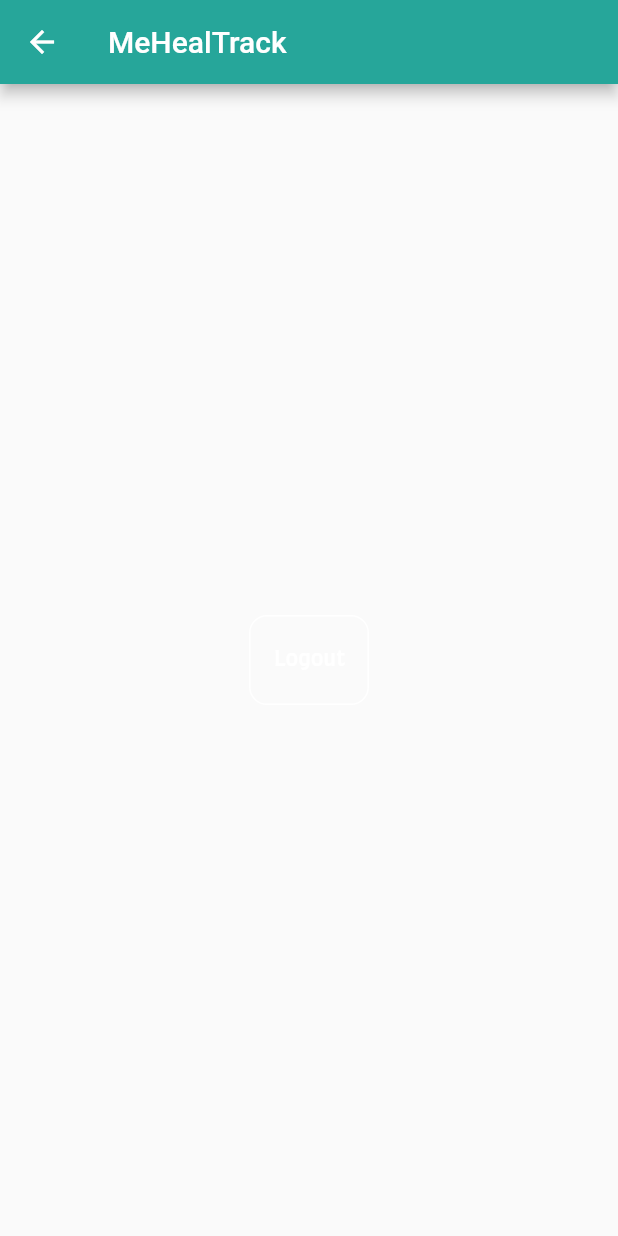
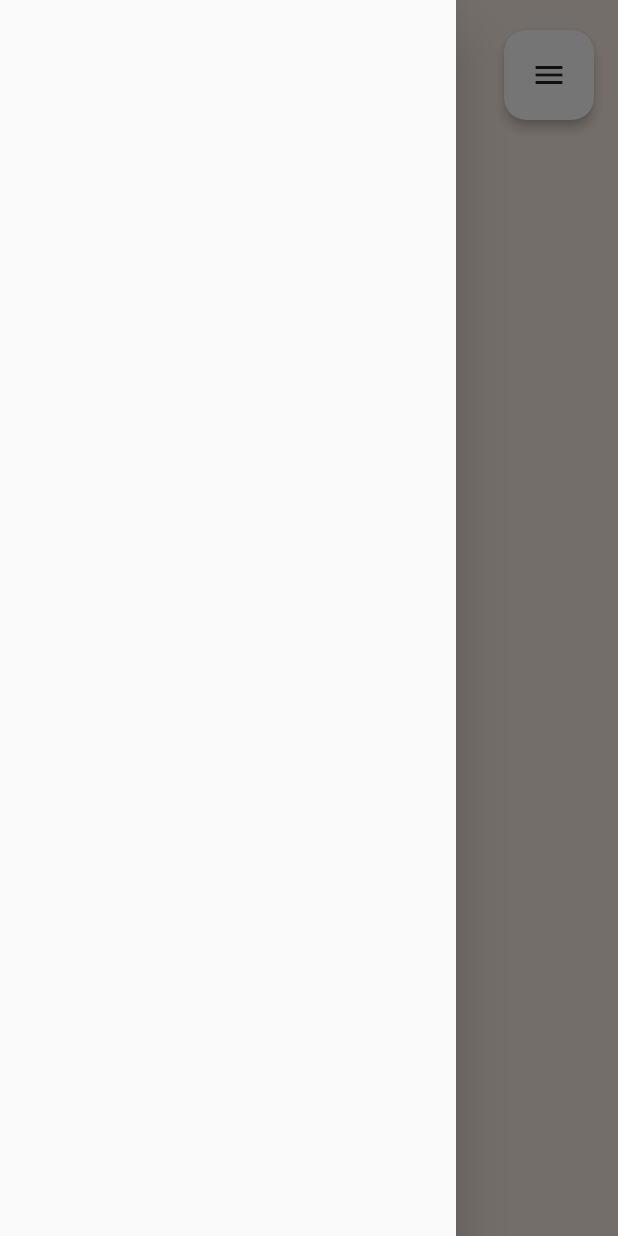
Before and after one commit to Crypto-Ash/MeHealTracker, a Flutter app: the DashBoardPage screen opened by its route, with the side drawer open (before the commit the screen has no drawer), on a phone screen of 412 x 824 dp. Run offline on Flutter 3.47's test engine with Material 2 defaults, Android fonts, the phone set to English and light mode, and no system bars; our stand-ins replace cloud_firestore, firebase_auth, firebase_core, fluttertoast; missing offline and left inert: cache_manager; accounts and stored records are empty.

Commit message:
UpdatedDashboard1

```diff
--- a/mental_health_tracker/lib/Screens/dashboard.dart
+++ b/mental_health_tracker/lib/Screens/dashboard.dart
@@ -1,7 +1,11 @@
 import 'package:cache_manager/cache_manager.dart';
+import 'package:cloud_firestore/cloud_firestore.dart';
+import 'package:firebase_auth/firebase_auth.dart';
 import 'package:flutter/material.dart';
 import 'package:mental_health_tracker/Constants/colors.dart';
+import 'package:mental_health_tracker/models/user_model.dart';
 import 'package:mental_health_tracker/widgets/custom_button.dart';
+import 'package:mental_health_tracker/widgets/rect_button.dart';
 
 class DashBoardPage extends StatefulWidget {
   const DashBoardPage({Key? key}) : super(key: key);
@@ -11,18 +15,74 @@ class DashBoardPage extends StatefulWidget {
 }
 
 class _DashBoardPageState extends State<DashBoardPage> {
+
+  //Global Scaffold key
+  GlobalKey<ScaffoldState> _scaffoldkey = GlobalKey<ScaffoldState>();
+
+
+  //fetching the current user from firestore
+  User? user = FirebaseAuth.instance.currentUser;
+  UserModel loggedInUser = UserModel();
+
+  @override
+  void initState() {
+    super.initState();
+    FirebaseFirestore.instance
+        .collection("users")
+        .doc(user!.uid)
+        .get()
+        .then((value) {
+      this.loggedInUser = UserModel.fromMap(value.data());
+      setState(() {});
+    });
+  }
+
   @override
   Widget build(BuildContext context) {
-    return Scaffold(
-      appBar: AppBar(
-        title: const Text("MeHealTrack"),
-        backgroundColor: Colors.teal[400],
+    return SafeArea(
+      child: Scaffold(
+        key: _scaffoldkey,
+        backgroundColor: Color(dashbg),
+        drawer: Drawer(),
+        body: Column(
+          children: [
+            Container(
+              padding: EdgeInsets.all(10.0),
+              width: 400.0,
+              height: 100.0,
+              // color: Colors.amber,
+              child: Row(
+                mainAxisAlignment: MainAxisAlignment.spaceBetween,
+                children: [
+                  RichText(
+                    text: TextSpan(
+                      text: 'Hi ${loggedInUser.name}',
+                      style: const TextStyle(color: Colors.black, fontSize: 32.0, fontFamily: 'Farro', fontWeight: FontWeight.w600),
+                      children: const <TextSpan>[
+                        TextSpan(
+                            text: '\nYour Report',
+                            style: TextStyle(color: Colors.black87, fontSize: 32.0, fontFamily: 'Farro', fontWeight: FontWeight.w600),)
+                      ],
+                    ),
+                  ),
+                  RectButton(onPressed: (){setState(() {
+                    _scaffoldkey.currentState?.openDrawer();
+                  });}, ic: Icon(Icons.menu)),
+                ],
+              ),
+            ),
+            Center(
+                child: CustomButton(
+                    buttonText: "Logout",
+                    onPressed: () {
+                      DeleteCache.deleteKey("cache",
+                          Navigator.of(context).pushReplacementNamed('/login'));
+                    },
+                    height: 60,
+                    width: 80)),
+          ],
+        ),
       ),
-      body: Center(
-          child: CustomButton(
-              buttonText: "Logout", onPressed: () {
-                DeleteCache.deleteKey("cache", Navigator.of(context).pushReplacementNamed('/login'));
-              }, height: 60, width: 80)),
     );
   }
 }
--- /dev/null
+++ b/mental_health_tracker/lib/widgets/rect_button.dart
@@ -0,0 +1,26 @@
+import 'package:flutter/material.dart';
+
+class RectButton extends StatelessWidget {
+  const RectButton(
+      {Key? key,
+      required this.onPressed,
+      required this.ic,
+      })
+      : super(key: key);
+
+  final VoidCallback onPressed;
+  final Icon ic;
+
+  @override
+  Widget build(BuildContext context) {
+    return MaterialButton(
+        elevation: 3.0,
+        splashColor: Colors.amber,
+        height:60.0,
+        minWidth: 60.0,
+        child: ic,
+        color: Colors.white,
+        shape: RoundedRectangleBorder(borderRadius: BorderRadius.circular(15)),
+        onPressed: onPressed);
+  }
+}
```
